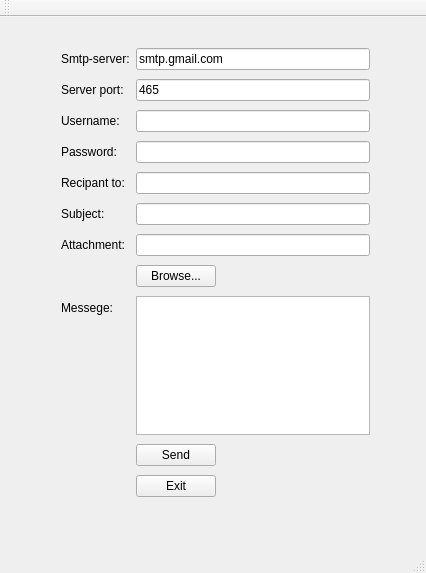
AnatolySolovyev12/DbSqlExport, file DbSqlExport/ParamSmtp.ui: the form before one commit.
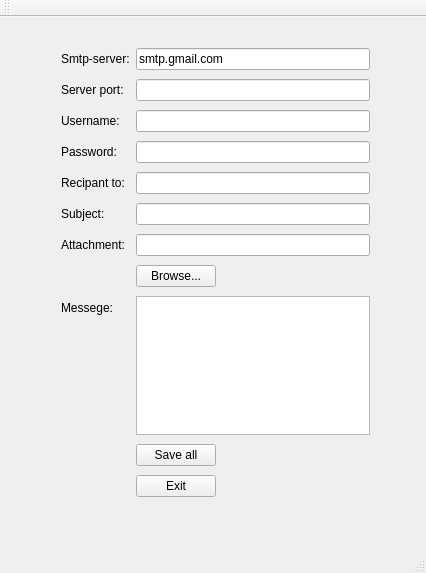
The form after the commit.

Diff of the .ui file:
```diff
--- a/DbSqlExport/ParamSmtp.ui
+++ b/DbSqlExport/ParamSmtp.ui
@@ -113,7 +113,7 @@
      <item row="1" column="1">
       <widget class="QLineEdit" name="port">
        <property name="text">
-        <string>465</string>
+        <string/>
        </property>
       </widget>
      </item>
@@ -154,7 +154,7 @@
      <item row="9" column="1">
       <widget class="QPushButton" name="sendBtn_4">
        <property name="text">
-        <string>Send</string>
+        <string>Save all</string>
        </property>
       </widget>
      </item>
```
